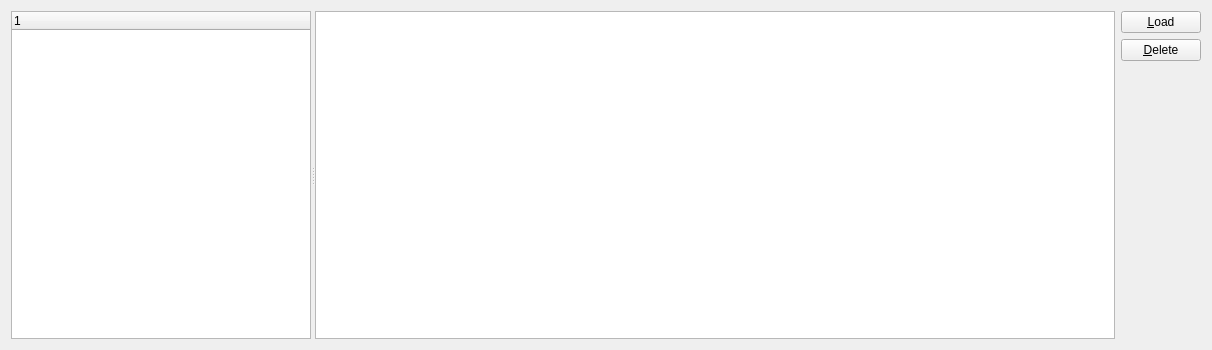
This is src/Module/src/Logbook/LogbookWidget.ui in till213/SkyDolly as Qt 5 draws it before an edit. The edited form follows.
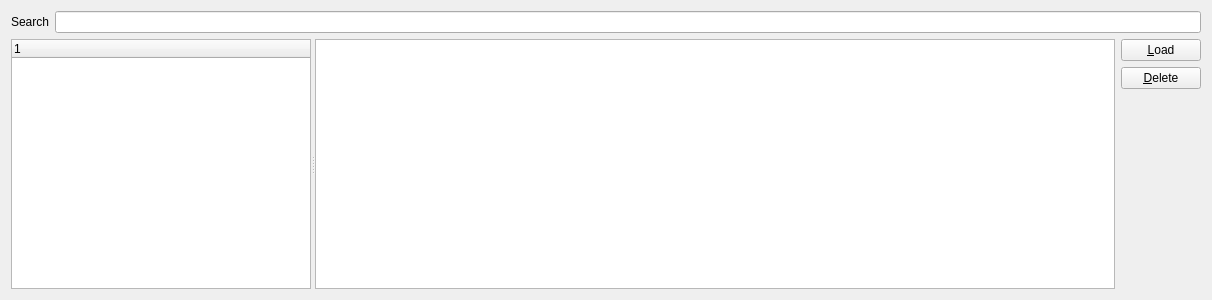
This is the edited form.

Commit message:
Keyword based search
- In: flight title, aircraft type, departure, destination

Patch:
```diff
--- a/src/Module/src/Logbook/LogbookWidget.ui
+++ b/src/Module/src/Logbook/LogbookWidget.ui
@@ -6,15 +6,36 @@
    <rect>
     <x>0</x>
     <y>0</y>
-    <width>1112</width>
-    <height>350</height>
+    <width>1212</width>
+    <height>300</height>
    </rect>
   </property>
   <property name="windowTitle">
    <string>Flight</string>
   </property>
-  <layout class="QGridLayout" name="gridLayout">
-   <item row="0" column="0">
+  <layout class="QVBoxLayout" name="verticalLayout_2">
+   <item>
+    <layout class="QHBoxLayout" name="horizontalLayout_2">
+     <item>
+      <widget class="QLabel" name="label">
+       <property name="text">
+        <string>Search</string>
+       </property>
+      </widget>
+     </item>
+     <item>
+      <widget class="QLineEdit" name="searchLineEdit">
+       <property name="minimumSize">
+        <size>
+         <width>200</width>
+         <height>0</height>
+        </size>
+       </property>
+      </widget>
+     </item>
+    </layout>
+   </item>
+   <item>
     <widget class="QSplitter" name="splitter">
      <property name="orientation">
       <enum>Qt::Horizontal</enum>
```
The commit also changes 4 other files.
